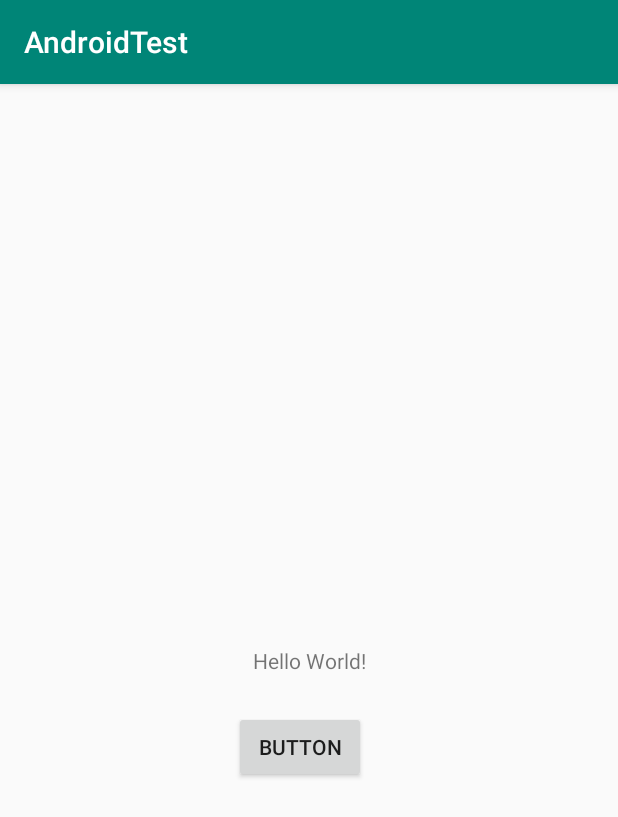
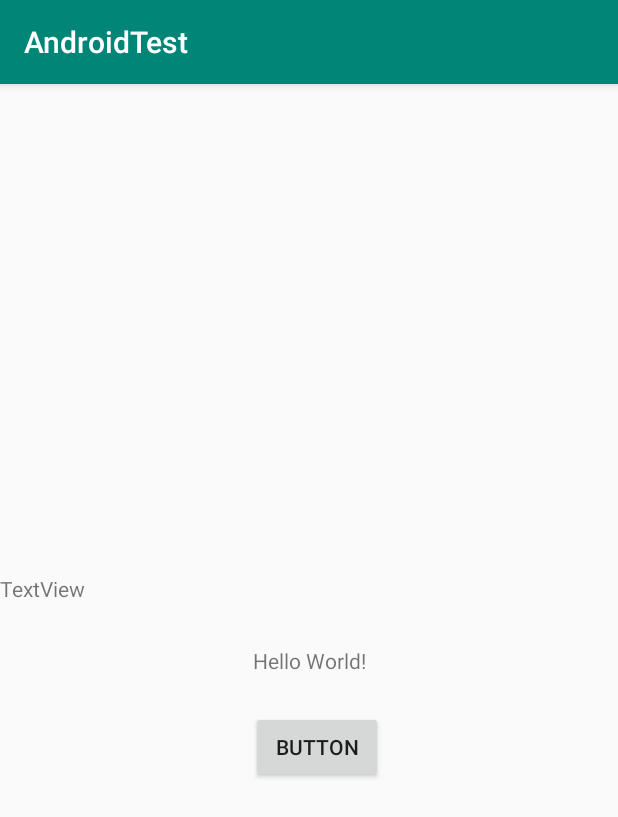
Before and after one commit to s1702583/AndroidTest, an Android app: the screen it shows after launch (MainActivity), on a phone screen of 412 x 824 dp. Shown: the top 817 px of the screen. Run offline under Robolectric (Android 15) with nearby library versions, the phone set to English and light mode, and no system bars.

Commit message:
added a text field

```diff
--- a/app/src/main/java/inf/ed/ac/androidtest/MainActivity.kt
+++ b/app/src/main/java/inf/ed/ac/androidtest/MainActivity.kt
@@ -9,5 +9,7 @@ class MainActivity : AppCompatActivity() {
         super.onCreate(savedInstanceState)
         setContentView(R.layout.activity_main)
         var occupation = "developer"
+        var name = "JonnyB"
+
     }
 }
--- a/app/src/main/res/layout/activity_main.xml
+++ b/app/src/main/res/layout/activity_main.xml
@@ -20,7 +20,13 @@
             android:layout_width="wrap_content"
             android:layout_height="wrap_content"
             android:id="@+id/button" app:layout_constraintStart_toStartOf="parent"
-            app:layout_constraintHorizontal_bias="0.482" app:layout_constraintEnd_toEndOf="parent"
+            app:layout_constraintHorizontal_bias="0.517" app:layout_constraintEnd_toEndOf="parent"
             app:layout_constraintTop_toBottomOf="@+id/textView" android:layout_marginTop="24dp"/>
+    <TextView
+            android:text="TextView"
+            android:layout_width="wrap_content"
+            android:layout_height="0dp"
+            tools:layout_editor_absoluteX="176dp" android:id="@+id/textView2"
+            app:layout_constraintBottom_toTopOf="@+id/button" android:layout_marginBottom="72dp"/>
 
 </androidx.constraintlayout.widget.ConstraintLayout>
```
